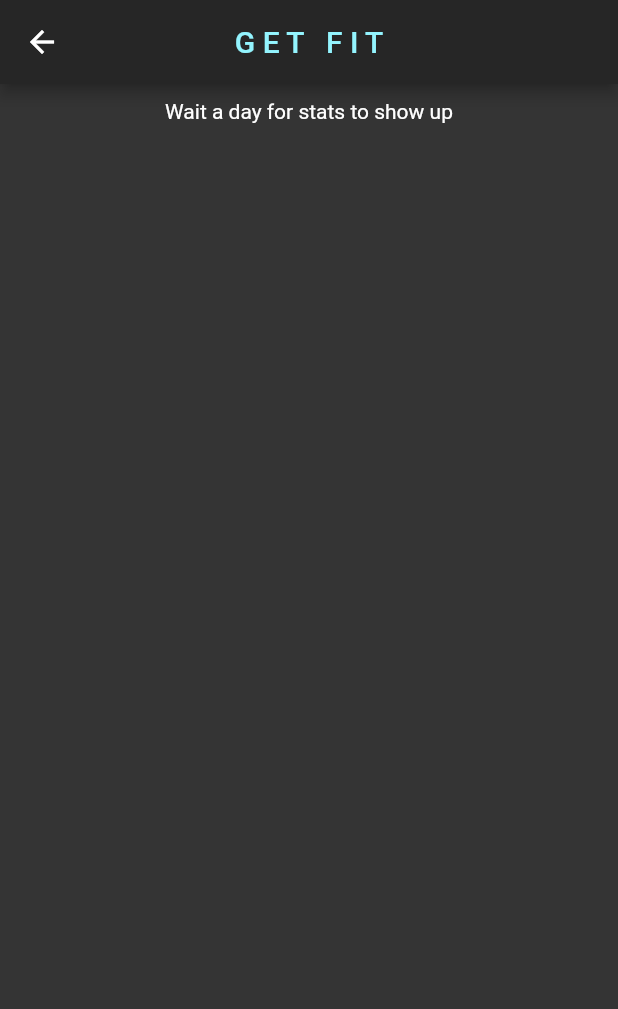
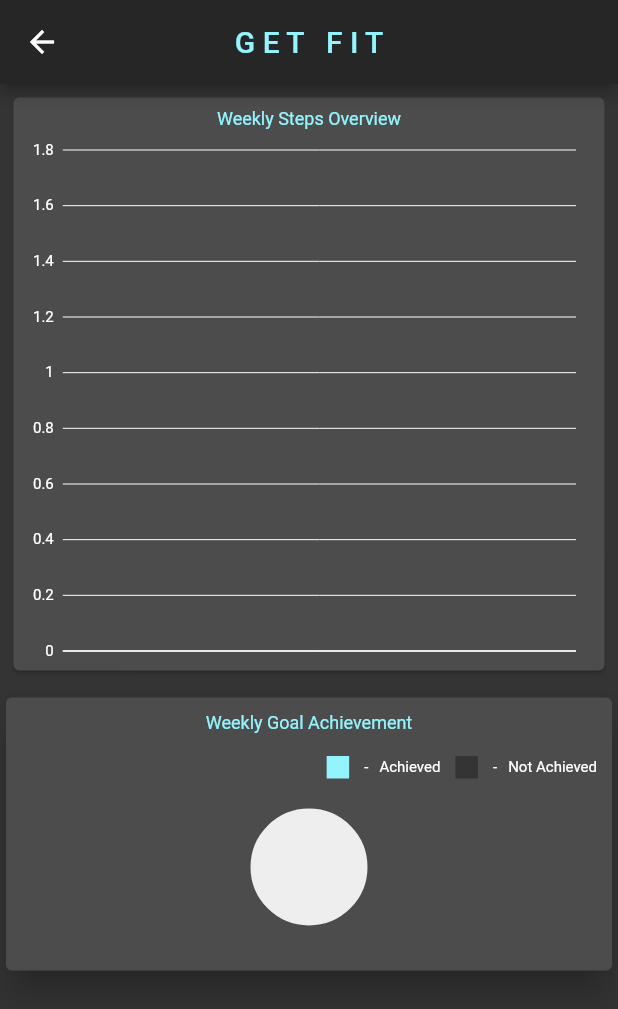
Before and after one commit to bhagyashreep25/get_fit, a Flutter app: the screen it shows after launch, after a tap on the "add circle" icon, on a phone screen of 412 x 824 dp. Shown: the top 1009 px of the screen. Run offline on Flutter 3.47's test engine with Material 2 defaults, Android fonts, the phone set to English and light mode, and no system bars; our stand-ins replace charts_flutter, pedometer, percent_indicator; missing offline and left inert: cron.

Commit message:
bug fixes

```diff
--- a/lib/HomePage.dart
+++ b/lib/HomePage.dart
@@ -12,6 +12,8 @@ class _HomePageState extends State<HomePage> {
   // String goal="10000";
   @override
   Widget build(BuildContext context) {
+    double height = MediaQuery.of(context).size.height;
+    double width = MediaQuery.of(context).size.width;
     return Scaffold(
       appBar: _getAppBar(),
       // backgroundColor: Colors.white,
@@ -29,6 +31,34 @@ class _HomePageState extends State<HomePage> {
           // ),
             padding: EdgeInsets.symmetric(vertical: 7, horizontal: 5),
           ),
+          // GestureDetector(
+          //   child: Padding(
+          //     padding: EdgeInsets.symmetric(vertical: 7, horizontal: 5),
+          //     child: Card(
+          //       elevation: 10.0,
+          //       child: Container(
+          //         padding: EdgeInsets.symmetric(vertical: 15),
+          //         height: height*0.11,
+          //         width: width,
+          //         color: const Color(0xFF4C4C4C),
+          //         child: Column(
+          //           children: <Widget>[
+          //             Text('Phone Usage',
+          //               style: TextStyle(fontSize: 15, color: Theme.of(context).accentColor)
+          //             ),
+          //             Padding(padding: EdgeInsets.only(bottom: 7),),
+          //             Text('Tap to see screen time usage',
+          //               style: TextStyle(fontSize: 12, color: Colors.white)
+          //             ),
+          //           ],
+          //         ),
+          //       ),
+          //     ),
+          //   ),
+          //   onTap: (){
+          //     Navigator.push(context, MaterialPageRoute(builder: (context) => ScreenUsage()));
+          //   },
+          // )
         ],
         ),
 
--- a/lib/PedometerCard.dart
+++ b/lib/PedometerCard.dart
@@ -17,6 +17,7 @@ class _PedometerCardState extends State<PedometerCard> {
   Pedometer _pedometer;
   StreamSubscription<int> _subscription;
   Map<DateTime,int> _stepCountMap;
+  Map<DateTime,int> _newMap;
   // String _stepCountValue = 'unknown';
   String _stepCountValue = "0";
   String _goal;
@@ -37,6 +38,14 @@ class _PedometerCardState extends State<PedometerCard> {
     _stepCountMap = new Map<DateTime,int>();
     t = TextEditingController();
     t.text = _goal;
+    _newMap = new Map<DateTime,int>();
+    _newMap[DateTime.parse('2020-04-12 00:00:00.000')] = 354;
+    _newMap[DateTime.parse('2020-04-13 00:00:00.000')] = 201;
+    _newMap[DateTime.parse('2020-04-14 00:00:00.000')] = 277;
+    _newMap[DateTime.parse('2020-04-15 00:00:00.000')] = 311;
+    _newMap[DateTime.parse('2020-04-16 00:00:00.000')] = 189;
+    _newMap[DateTime.parse('2020-04-17 00:00:00.000')] = 239;
+    _newMap[DateTime.parse('2020-04-18 00:00:00.000')] = 327;
     initPlatformState();
     var cron = new Cron();
     cron.schedule(new Schedule.parse('*/1 * * * *'), () async {
@@ -108,8 +117,8 @@ class _PedometerCardState extends State<PedometerCard> {
 
   void _onReset() {
     DateTime now = DateTime.now();
-    // if(now.hour==0 && now.minute==0){
-      if(DateFormat('hh:mm').format(now)=='00:00'){
+    if(now.hour==00 && now.minute==00){
+      // if(DateFormat('hh:mm').format(now)=='00:00'){
       print(_stepCountMap);
       if(_stepCountMap.isEmpty){
         setState(() {
@@ -251,7 +260,7 @@ class _PedometerCardState extends State<PedometerCard> {
                         Icon(
                           Icons.add_circle,
                           color: Theme.of(context).accentColor,
-                          size: 15,
+                          size: 20,
                         ),
                         Padding(padding: EdgeInsets.only(top:20),)
                       ],
@@ -315,7 +324,10 @@ class _PedometerCardState extends State<PedometerCard> {
       ),
     ),
     onTap: () async {
-      Navigator.push(context, MaterialPageRoute(builder: (context) => PedometerPage(stepCountMap: _stepCountMap, goal: _goal,)));
+      Navigator.push(context, MaterialPageRoute(builder: (context) => PedometerPage(
+        stepCountMap: _stepCountMap,
+        // stepCountMap: _newMap,
+        goal: _goal,)));
       },
     );
   }
--- a/lib/PedometerPage.dart
+++ b/lib/PedometerPage.dart
@@ -27,15 +27,19 @@ class _PedometerPageState extends State<PedometerPage> {
       // backgroundColor: Colors.white,
       // backgroundColor: const Color(0xFF4C4C4C),
       backgroundColor: const Color(0xFF343434),
-      body: Column(
+      body:
+      // Column(
+      ListView(
         children: <Widget>[
-          widget.stepCountMap.isNotEmpty ?
-          Graph(stepCountMap: widget.stepCountMap): Container(
-            child: Text('Wait a day for stats to show up'),
-            padding: EdgeInsets.only(top: 10),
-            ),
-          widget.stepCountMap.isNotEmpty ?
-          PieChart(stepCountMap: widget.stepCountMap, goal: widget.goal) : Container()
+          // widget.stepCountMap.isNotEmpty ?
+          Graph(stepCountMap: widget.stepCountMap),
+          // : Container(
+          //   child: Text('Wait a day for stats to show up'),
+          //   padding: EdgeInsets.only(top: 10),
+          //   ),
+          // widget.stepCountMap.isNotEmpty ?
+          PieChart(stepCountMap: widget.stepCountMap, goal: widget.goal)
+          // : Container()
         ],),
 
     );
--- a/lib/PieChart.dart
+++ b/lib/PieChart.dart
@@ -67,7 +67,7 @@ class _PieChartState extends State<PieChart> {
       measureFn: (PieElement data, _) => data.count,
       colorFn: (PieElement data, _) => data.color,
       data: data,
-      labelAccessorFn: (PieElement data, _) => '${data.legend} on ${data.count} days',
+      labelAccessorFn: (PieElement data, _) => '${data.count} days',
     )];
   }
 
@@ -82,7 +82,7 @@ class _PieChartState extends State<PieChart> {
           new charts.ArcLabelDecorator(
             labelPosition: charts.ArcLabelPosition.outside,
             outsideLabelStyleSpec: charts.TextStyleSpec(
-            fontSize: 7,
+            fontSize: 10,
             color: charts.MaterialPalette.white
           ),
           )
@@ -92,7 +92,7 @@ class _PieChartState extends State<PieChart> {
 
     return Container(
       height: 200,
-      padding: EdgeInsets.all(5),
+      padding: EdgeInsets.symmetric(vertical: 5),
       child: Card(
         elevation: 10.0,
         color: const Color(0xFF4C4C4C),
@@ -108,6 +108,47 @@ class _PieChartState extends State<PieChart> {
             ),
             // Row(
             //   children: <Widget>[
+            // Column(children: <Widget>[
+              Padding(padding: EdgeInsets.only(top: 15),),
+              Row(
+                mainAxisAlignment: MainAxisAlignment.end,
+                children: <Widget>[
+                  ConstrainedBox(
+                    constraints: new BoxConstraints(
+                      minHeight: 15.0,
+                      minWidth: 15.0,
+                      maxHeight: 15.0,
+                      maxWidth: 15.0,
+                    ),
+                    child: new DecoratedBox(
+                      decoration: new BoxDecoration(color: Theme.of(context).accentColor),
+                    ),
+                  ),
+                  Padding(padding: EdgeInsets.only(right: 10),),
+                  Text('-   Achieved',
+                    style: TextStyle(color: Colors.white, fontSize: 10),
+                  ),
+                  Padding(padding: EdgeInsets.only(right: 10),),
+                  ConstrainedBox(
+                    constraints: new BoxConstraints(
+                      minHeight: 15.0,
+                      minWidth: 15.0,
+                      maxHeight: 15.0,
+                      maxWidth: 15.0,
+                    ),
+                    child: new DecoratedBox(
+                      decoration: new BoxDecoration(color: Color(0xFF343434))
+                    ),
+                  ),
+                  Padding(padding: EdgeInsets.only(right: 10),),
+                  Text('-   Not Achieved',
+                    style: TextStyle(color: Colors.white, fontSize: 10),
+                  ),
+                  Padding(padding: EdgeInsets.only(right: 10, bottom: 10),),
+                ],
+              ),
+
+            // ],),
                 Expanded(child: chart,),
 
               // ],
```
Also changed, not shown: 1 other file.
